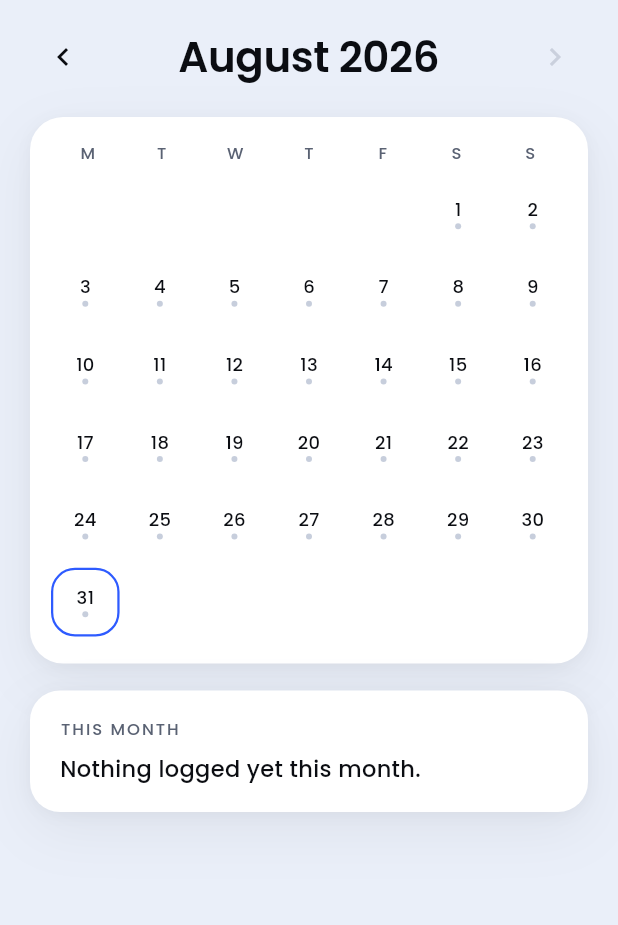
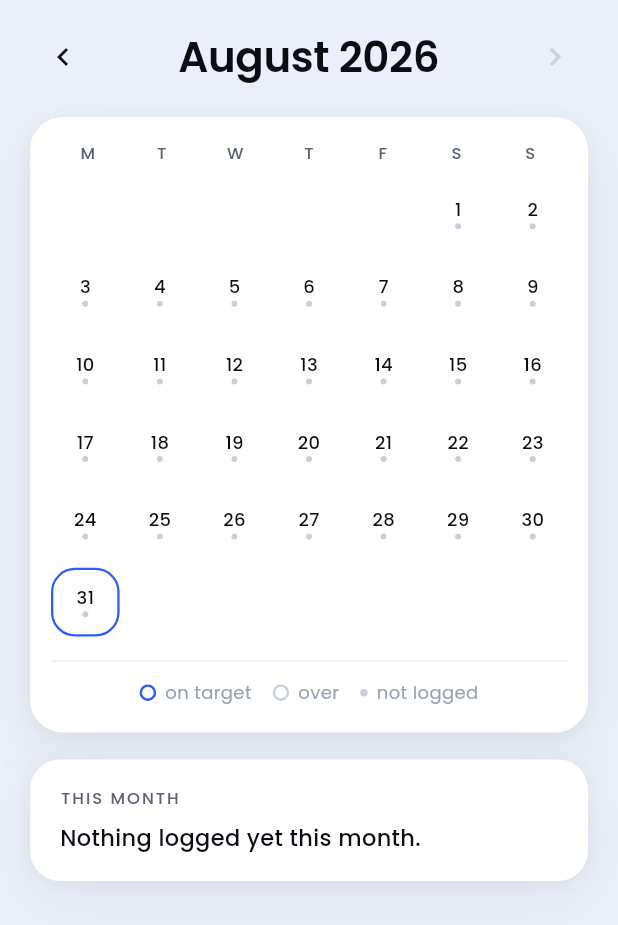
Before and after one commit to gunee-exe/Calori, a Flutter app: the CalendarScreen screen opened directly, on a phone screen of 412 x 824 dp. Shown: the top 925 px of the screen. Run offline on Flutter 3.47's test engine with Material 3 defaults, Android fonts, the phone set to English and light mode, and no system bars; our stand-ins replace drift, flutter_riverpod, image_picker, riverpod_annotation; missing offline and left inert: sqlite3; accounts and stored records are empty; generated files the repository leaves out were written again.

Commit message:
Calendar legend, two-stat summary, and three real overflows
Calendar now matches Ui/: a key under the grid saying what the rings mean, and
two summary figures rather than four. Three states need distinguishing and only
two of them are a ring, so without the key a grey ring and a small dot are
indistinguishable guesses. The summary is an average and a count, which is the
honest shape of a month - what a typical day looked like, and how much of the
month there is evidence for.

Added a layout test that pumps every screen at 411x891 and 320x568 and fails on
a RenderFlex overflow. It found three, none of which the 800x600 default test
surface would ever have shown:

  - the new calendar legend overran a normal phone by 16px
  - Home's carbs/fat row overran a 320pt phone by 57px
  - the nav bar's active tab overran a 320pt phone by 7px, because the two tabs
    plus the fixed 80pt camera slot leave the pill just short

The first two are now Wrap; the nav label is Flexible and fades rather than
overflowing.

It also caught a subtler thing. The Goal screen recomputed the target on open,
but deriving a rate back out of a stored target date is lossy, so it could show
a number a few kcal from the one the user actually agreed to - the app quietly
moving the goalposts. It now shows what is saved until something is edited.

185 tests passing, flutter analyze clean.

```diff
--- a/lib/features/calendar/calendar_screen.dart
+++ b/lib/features/calendar/calendar_screen.dart
@@ -124,55 +124,30 @@ class _MonthSummary extends ConsumerWidget {
       );
     }
 
-    final dayWord = summary.loggedDays == 1 ? 'day' : 'days';
-
     return Column(
       crossAxisAlignment: CrossAxisAlignment.start,
       children: [
-        const SectionLabel('This month'),
-        const SizedBox(height: 12),
+        // Two figures, not four. The design shows an average and a count, and
+        // that is the honest summary of a month: what a typical day looked
+        // like, and how much of the month there is evidence for.
         Row(
           children: [
             Expanded(
               child: _Stat(
-                value: '${summary.loggedDays}',
-                label: '$dayWord logged',
+                label: 'Average',
+                value: formatKcal(summary.avgKcal.toDouble()),
+                detail: 'kcal per logged day',
               ),
             ),
             const SizedBox(width: 10),
             Expanded(
               child: _Stat(
-                value: formatKcal(summary.avgKcal.toDouble()),
-                label: 'average kcal',
+                label: 'Logged',
+                value: '${summary.loggedDays}',
+                detail: 'days this month',
               ),
             ),
           ],
-        ),
-        const SizedBox(height: 10),
-        Row(
-          children: [
-            Expanded(
-              child: _Stat(
-                value: '${summary.avgProtein} g',
-                label: 'average protein',
-              ),
-            ),
-            const SizedBox(width: 10),
-            Expanded(
-              child: _Stat(
-                value: '${summary.onTargetDays}',
-                label: 'days on target',
-              ),
-            ),
-          ],
-        ),
-        const SizedBox(height: 12),
-        Text(
-          // Averages are over logged days only. Dividing by the length of the
-          // month would drag every figure toward zero for anyone who missed a
-          // day, turning a summary into a scolding.
-          'Averages cover the ${summary.loggedDays} $dayWord you logged.',
-          style: AppType.caption,
         ),
       ],
     );
@@ -180,10 +155,19 @@ class _MonthSummary extends ConsumerWidget {
 }
 
 class _Stat extends StatelessWidget {
-  const _Stat({required this.value, required this.label});
+  const _Stat({
+    required this.label,
+    required this.value,
+    required this.detail,
+  });
 
+  final String label;
   final String value;
-  final String label;
+
+  /// The qualifier that keeps the number honest — "per *logged* day" rather
+  /// than per day, because dividing by the whole month would drag every
+  /// average toward zero for anyone who missed one.
+  final String detail;
 
   @override
   Widget build(BuildContext context) {
@@ -192,9 +176,11 @@ class _Stat extends StatelessWidget {
       child: Column(
         crossAxisAlignment: CrossAxisAlignment.start,
         children: [
+          SectionLabel(label),
+          const SizedBox(height: 6),
           Text(value, style: AppType.statNumber),
           const SizedBox(height: 2),
-          Text(label, style: AppType.caption),
+          Text(detail, style: AppType.caption),
         ],
       ),
     );
--- a/lib/features/calendar/widgets/month_grid.dart
+++ b/lib/features/calendar/widgets/month_grid.dart
@@ -24,9 +24,7 @@ class MonthGrid extends ConsumerWidget {
 
   @override
   Widget build(BuildContext context, WidgetRef ref) {
-    final month = ref.watch(visibleMonthProvider);
     final selected = ref.watch(selectedCalendarDayProvider);
-    final cells = monthGridCells(month.year, month.month);
     final today = DayKey.today();
 
     return Column(
@@ -42,7 +40,88 @@ class MonthGrid extends ConsumerWidget {
           ],
         ),
         const SizedBox(height: 10),
-        GridView.builder(
+        _Grid(totals: totals, selected: selected, today: today),
+        const SizedBox(height: 16),
+        const Divider(height: 1),
+        const SizedBox(height: 12),
+        const CalendarLegend(),
+      ],
+    );
+  }
+}
+
+/// What the rings mean.
+///
+/// Three states need distinguishing and only two of them are a ring, so a key
+/// is not decoration here — without it, the grey ring and the small dot are
+/// indistinguishable guesses.
+class CalendarLegend extends StatelessWidget {
+  const CalendarLegend({super.key});
+
+  @override
+  Widget build(BuildContext context) {
+    // Wrap, not Row: three keys plus their labels overflow a narrow phone by
+    // about 16px, and a legend that clips is worse than one on two lines.
+    return const Wrap(
+      alignment: WrapAlignment.center,
+      spacing: 14,
+      runSpacing: 6,
+      children: [
+        _Key(colour: AppColors.primary, label: 'on target'),
+        _Key(colour: AppColors.neutralOver, label: 'over'),
+        _Key(colour: AppColors.neutralOver, label: 'not logged', dot: true),
+      ],
+    );
+  }
+}
+
+class _Key extends StatelessWidget {
+  const _Key({required this.colour, required this.label, this.dot = false});
+
+  final Color colour;
+  final String label;
+  final bool dot;
+
+  @override
+  Widget build(BuildContext context) {
+    return Row(
+      mainAxisSize: MainAxisSize.min,
+      children: [
+        // A ring for the two logged states, a dot for the absent one — the
+        // same shapes the grid uses, at the same weight.
+        Container(
+          width: dot ? 5 : 11,
+          height: dot ? 5 : 11,
+          decoration: BoxDecoration(
+            shape: BoxShape.circle,
+            color: dot ? colour : null,
+            border: dot ? null : Border.all(color: colour, width: 1.6),
+          ),
+        ),
+        const SizedBox(width: 6),
+        Text(label, style: AppType.caption),
+      ],
+    );
+  }
+}
+
+class _Grid extends ConsumerWidget {
+  const _Grid({
+    required this.totals,
+    required this.selected,
+    required this.today,
+  });
+
+  final Map<int, DayTotals> totals;
+  final int? selected;
+  final int today;
+
+  @override
+  Widget build(BuildContext context, WidgetRef ref) {
+    final month = ref.watch(visibleMonthProvider);
+    final cells = monthGridCells(month.year, month.month);
+
+    return GridView.builder(
           shrinkWrap: true,
           physics: const NeverScrollableScrollPhysics(),
           itemCount: cells.length,
@@ -66,8 +145,6 @@ class MonthGrid extends ConsumerWidget {
                   .select(dayKey == selected ? null : dayKey),
             );
           },
-        ),
-      ],
     );
   }
 }
```
Also changed, not shown: lib/features/goal/goal_screen.dart (+35 -18 lines), lib/features/home/widgets/protein_card.dart (+6 -2 lines), lib/features/shell/app_shell.dart (+10 -1 lines), 1 other file.
